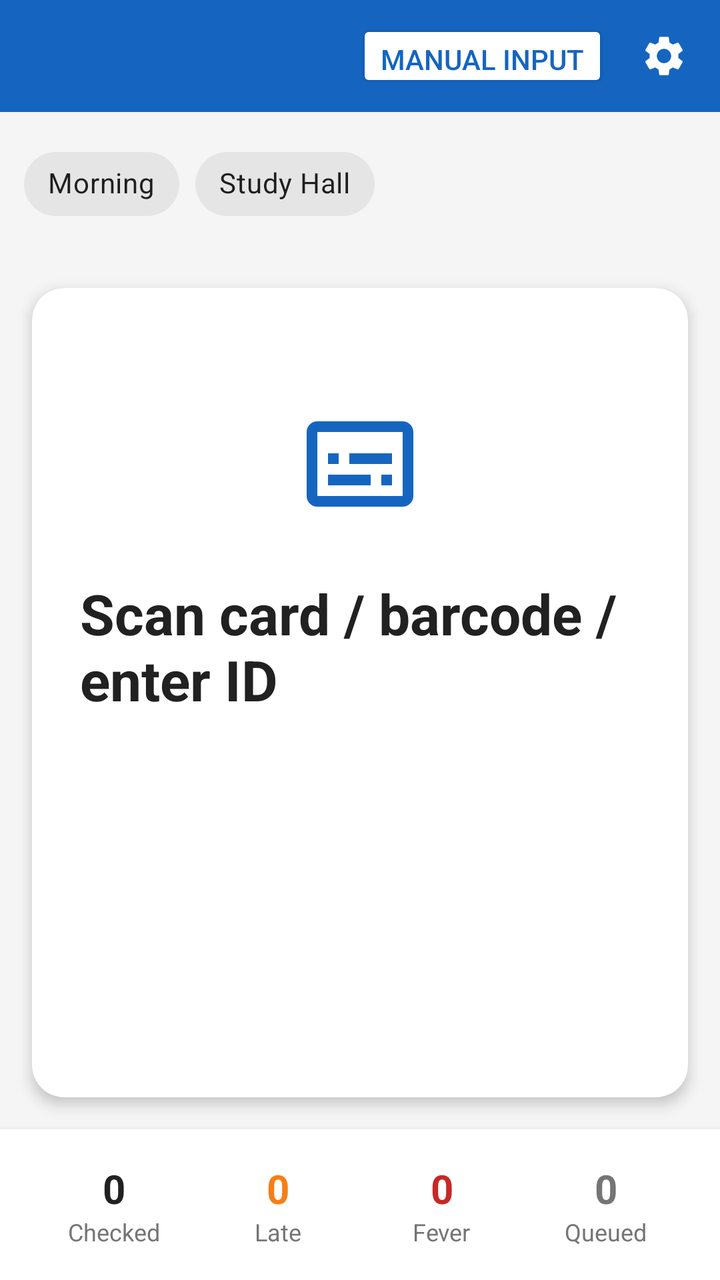
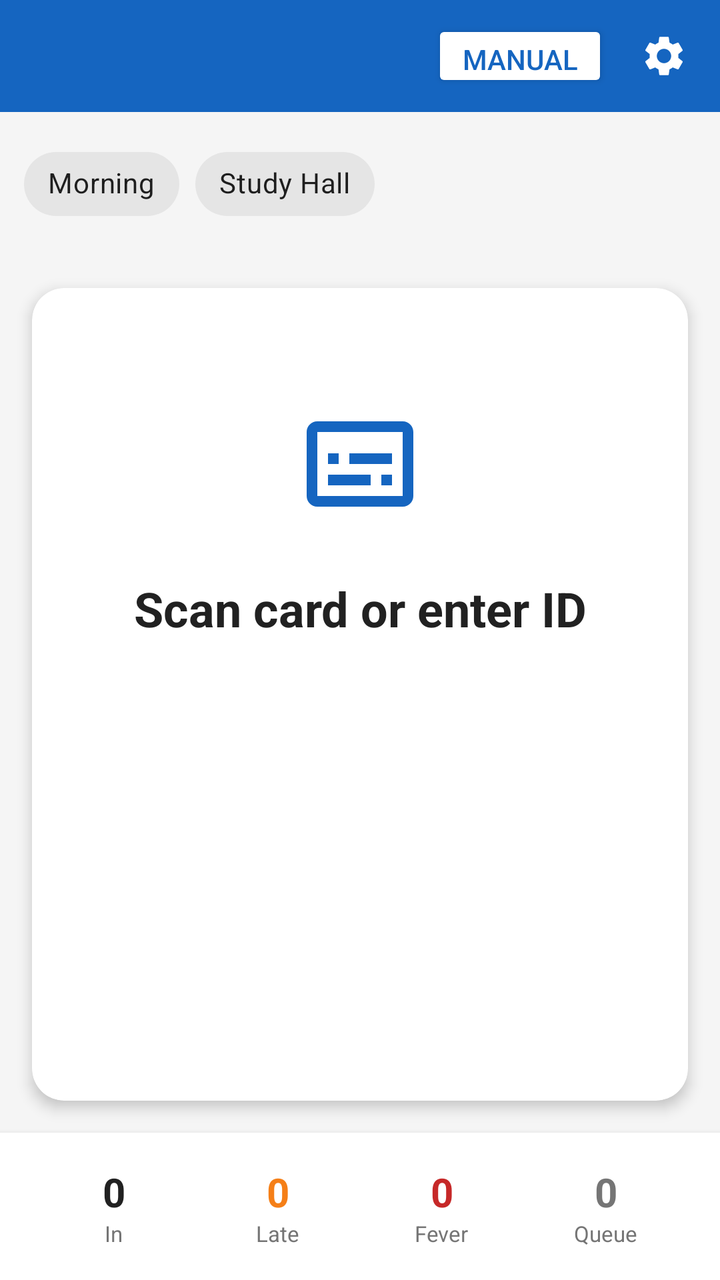

An Android layout rendered at two revisions. The XML below is the earlier revision; the diff shows what the commit changed to produce the second picture.
<!-- AndroidManifest.xml: application theme Theme.DormCheck -->
<!-- res/layout/activity_checkin.xml -->
<?xml version="1.0" encoding="utf-8"?>
<FrameLayout xmlns:android="http://schemas.android.com/apk/res/android"
    xmlns:app="http://schemas.android.com/apk/res-auto"
    android:layout_width="match_parent"
    android:layout_height="match_parent">

<LinearLayout
    android:id="@+id/main_content"
    android:layout_width="match_parent"
    android:layout_height="match_parent"
    android:background="@color/background"
    android:orientation="vertical">

    
    <LinearLayout
        android:layout_width="match_parent"
        android:layout_height="56dp"
        android:background="@color/primary"
        android:gravity="center_vertical"
        android:orientation="horizontal"
        android:paddingStart="16dp"
        android:paddingEnd="8dp">

        <TextView
            android:id="@+id/text_device_name"
            android:layout_width="0dp"
            android:layout_height="wrap_content"
            android:layout_weight="1"
            android:textColor="@color/white"
            android:textSize="16sp" />

        <Button
            android:id="@+id/btn_manual_input"
            android:layout_width="wrap_content"
            android:layout_height="36dp"
            android:text="@string/manual_input"
            android:textSize="14sp"
            android:layout_marginEnd="8dp"
            android:backgroundTint="@color/white"
            android:textColor="@color/primary" />

        <ImageButton
            android:id="@+id/btn_settings"
            android:layout_width="40dp"
            android:layout_height="40dp"
            android:background="?attr/selectableItemBackgroundBorderless"
            android:src="@drawable/ic_settings"
            android:contentDescription="@string/settings"
            app:tint="@color/white" />

    </LinearLayout>

    
    <EditText
        android:id="@+id/edit_barcode"
        android:layout_width="0dp"
        android:layout_height="0dp"
        android:inputType="number"
        android:imeOptions="actionDone"
        android:importantForAutofill="no" />

    
    <com.google.android.material.chip.ChipGroup
        android:id="@+id/chip_group_check_type"
        android:layout_width="match_parent"
        android:layout_height="wrap_content"
        android:padding="12dp"
        app:singleSelection="true"
        app:selectionRequired="true">

        <com.google.android.material.chip.Chip
            android:id="@+id/chip_morning"
            style="@style/Widget.MaterialComponents.Chip.Choice"
            android:layout_width="wrap_content"
            android:layout_height="wrap_content"
            android:text="@string/check_type_morning" />

        <com.google.android.material.chip.Chip
            android:id="@+id/chip_studyhall"
            style="@style/Widget.MaterialComponents.Chip.Choice"
            android:layout_width="wrap_content"
            android:layout_height="wrap_content"
            android:text="@string/check_type_studyhall" />

    </com.google.android.material.chip.ChipGroup>

    
    <androidx.cardview.widget.CardView
        android:id="@+id/card_result"
        android:layout_width="match_parent"
        android:layout_height="0dp"
        android:layout_weight="1"
        android:layout_margin="16dp"
        app:cardCornerRadius="16dp"
        app:cardElevation="4dp">

        <RelativeLayout
            android:layout_width="match_parent"
            android:layout_height="match_parent"
            android:padding="24dp">

            <ImageView
                android:id="@+id/icon_status"
                android:layout_width="64dp"
                android:layout_height="64dp"
                android:layout_centerHorizontal="true"
                android:layout_marginTop="32dp"
                android:src="@drawable/ic_card_scan"
                android:contentDescription="Status" />

            <TextView
                android:id="@+id/text_status"
                style="@style/BigStatusText"
                android:layout_width="wrap_content"
                android:layout_height="wrap_content"
                android:layout_below="@id/icon_status"
                android:layout_centerHorizontal="true"
                android:layout_marginTop="24dp"
                android:text="@string/checkin_ready" />

            <TextView
                android:id="@+id/text_student_name"
                style="@style/StudentNameText"
                android:layout_width="wrap_content"
                android:layout_height="wrap_content"
                android:layout_below="@id/text_status"
                android:layout_centerHorizontal="true"
                android:layout_marginTop="16dp" />

            <TextView
                android:id="@+id/text_student_info"
                style="@style/TemperatureText"
                android:layout_width="wrap_content"
                android:layout_height="wrap_content"
                android:layout_below="@id/text_student_name"
                android:layout_centerHorizontal="true"
                android:layout_marginTop="8dp" />

            <ProgressBar
                android:id="@+id/progress_checkin"
                android:layout_width="48dp"
                android:layout_height="48dp"
                android:layout_centerInParent="true"
                android:visibility="gone" />

        </RelativeLayout>

    </androidx.cardview.widget.CardView>

    
    <LinearLayout
        android:layout_width="match_parent"
        android:layout_height="wrap_content"
        android:orientation="horizontal"
        android:padding="16dp"
        android:background="@color/card_background"
        android:elevation="4dp">

        <LinearLayout
            android:layout_width="0dp"
            android:layout_height="wrap_content"
            android:layout_weight="1"
            android:gravity="center"
            android:orientation="vertical">

            <TextView
                android:id="@+id/text_stat_checked"
                style="@style/StatValue"
                android:layout_width="wrap_content"
                android:layout_height="wrap_content"
                android:text="0" />

            <TextView
                style="@style/StatLabel"
                android:layout_width="wrap_content"
                android:layout_height="wrap_content"
                android:text="@string/stats_checked" />

        </LinearLayout>

        <LinearLayout
            android:layout_width="0dp"
            android:layout_height="wrap_content"
            android:layout_weight="1"
            android:gravity="center"
            android:orientation="vertical">

            <TextView
                android:id="@+id/text_stat_late"
                style="@style/StatValue"
                android:layout_width="wrap_content"
                android:layout_height="wrap_content"
                android:text="0"
                android:textColor="@color/warning" />

            <TextView
                style="@style/StatLabel"
                android:layout_width="wrap_content"
                android:layout_height="wrap_content"
                android:text="@string/stats_late" />

        </LinearLayout>

        <LinearLayout
            android:layout_width="0dp"
            android:layout_height="wrap_content"
            android:layout_weight="1"
            android:gravity="center"
            android:orientation="vertical">

            <TextView
                android:id="@+id/text_stat_fever"
                style="@style/StatValue"
                android:layout_width="wrap_content"
                android:layout_height="wrap_content"
                android:text="0"
                android:textColor="@color/error" />

            <TextView
                style="@style/StatLabel"
                android:layout_width="wrap_content"
                android:layout_height="wrap_content"
                android:text="@string/stats_fever" />

        </LinearLayout>

        <LinearLayout
            android:layout_width="0dp"
            android:layout_height="wrap_content"
            android:layout_weight="1"
            android:gravity="center"
            android:orientation="vertical">

            <TextView
                android:id="@+id/text_stat_queued"
                style="@style/StatValue"
                android:layout_width="wrap_content"
                android:layout_height="wrap_content"
                android:text="0"
                android:textColor="@color/text_secondary" />

            <TextView
                style="@style/StatLabel"
                android:layout_width="wrap_content"
                android:layout_height="wrap_content"
                android:text="@string/stats_queued" />

        </LinearLayout>

        <com.google.android.material.button.MaterialButton
            android:id="@+id/btn_sync"
            style="@style/Widget.MaterialComponents.Button.TextButton"
            android:layout_width="wrap_content"
            android:layout_height="wrap_content"
            android:text="@string/sync_now"
            android:visibility="gone" />

    </LinearLayout>

</LinearLayout>

    
    <LinearLayout
        android:id="@+id/overlay_temperature"
        android:layout_width="match_parent"
        android:layout_height="match_parent"
        android:orientation="vertical"
        android:background="@color/card_background"
        android:visibility="gone"
        android:clickable="true"
        android:elevation="8dp">

        
        <LinearLayout
            android:layout_width="match_parent"
            android:layout_height="wrap_content"
            android:orientation="vertical"
            android:background="@color/primary"
            android:padding="16dp"
            android:gravity="center">

            <TextView
                android:id="@+id/text_temp_student_name"
                android:layout_width="match_parent"
                android:layout_height="wrap_content"
                android:textSize="24sp"
                android:textStyle="bold"
                android:textColor="@color/white"
                android:gravity="center" />

            <TextView
                android:id="@+id/text_temp_student_id"
                android:layout_width="match_parent"
                android:layout_height="wrap_content"
                android:textSize="14sp"
                android:fontFamily="monospace"
                android:textColor="#B3FFFFFF"
                android:gravity="center"
                android:visibility="gone" />

        </LinearLayout>

        
        <LinearLayout
            android:id="@+id/layout_temp_reading"
            android:layout_width="match_parent"
            android:layout_height="0dp"
            android:layout_weight="1"
            android:orientation="vertical"
            android:gravity="center"
            android:padding="24dp">

            <TextView
                android:id="@+id/text_temp_status"
                android:layout_width="wrap_content"
                android:layout_height="wrap_content"
                android:text="Measuring…"
                android:textSize="18sp"
                android:textColor="@color/text_secondary"
                android:layout_marginBottom="16dp" />

            <LinearLayout
                android:layout_width="wrap_content"
                android:layout_height="wrap_content"
                android:orientation="horizontal"
                android:gravity="center_vertical">

                <TextView
                    android:id="@+id/text_temp_display"
                    android:layout_width="wrap_content"
                    android:layout_height="wrap_content"
                    android:minWidth="180dp"
                    android:textSize="72sp"
                    android:fontFamily="monospace"
                    android:textStyle="bold"
                    android:textColor="@color/text_secondary"
                    android:gravity="center"
                    android:text="--.-" />

                <TextView
                    android:layout_width="wrap_content"
                    android:layout_height="wrap_content"
                    android:text="°C"
                    android:textSize="28sp"
                    android:textColor="@color/text_secondary"
                    android:layout_gravity="top"
                    android:layout_marginStart="4dp"
                    android:layout_marginTop="12dp" />

            </LinearLayout>

            <TextView
                android:id="@+id/text_temp_hint"
                android:layout_width="wrap_content"
                android:layout_height="wrap_content"
                android:text="Point thermometer at forehead"
                android:textSize="14sp"
                android:textColor="@color/text_secondary"
                android:layout_marginTop="16dp" />

        </LinearLayout>

        
        <GridLayout
            android:id="@+id/grid_numpad"
            android:layout_width="match_parent"
            android:layout_height="wrap_content"
            android:paddingStart="16dp"
            android:paddingEnd="16dp"
            android:columnCount="3"
            android:rowCount="4"
            android:visibility="gone">

            <com.google.android.material.button.MaterialButton
                android:id="@+id/btn_num_1"
                style="@style/NumpadButton"
                android:text="1" />

            <com.google.android.material.button.MaterialButton
                android:id="@+id/btn_num_2"
                style="@style/NumpadButton"
                android:text="2" />

            <com.google.android.material.button.MaterialButton
                android:id="@+id/btn_num_3"
                style="@style/NumpadButton"
                android:text="3" />

            <com.google.android.material.button.MaterialButton
                android:id="@+id/btn_num_4"
                style="@style/NumpadButton"
                android:text="4" />

            <com.google.android.material.button.MaterialButton
                android:id="@+id/btn_num_5"
                style="@style/NumpadButton"
                android:text="5" />

            <com.google.android.material.button.MaterialButton
                android:id="@+id/btn_num_6"
                style="@style/NumpadButton"
                android:text="6" />

            <com.google.android.material.button.MaterialButton
                android:id="@+id/btn_num_7"
                style="@style/NumpadButton"
                android:text="7" />

            <com.google.android.material.button.MaterialButton
                android:id="@+id/btn_num_8"
                style="@style/NumpadButton"
                android:text="8" />

            <com.google.android.material.button.MaterialButton
                android:id="@+id/btn_num_9"
                style="@style/NumpadButton"
                android:text="9" />

            <com.google.android.material.button.MaterialButton
                android:id="@+id/btn_num_dot"
                style="@style/NumpadButton"
                android:text="." />

            <com.google.android.material.button.MaterialButton
                android:id="@+id/btn_num_0"
                style="@style/NumpadButton"
                android:text="0" />

            <com.google.android.material.button.MaterialButton
                android:id="@+id/btn_num_back"
                style="@style/NumpadButton"
                android:text="⌫" />

        </GridLayout>

        
        <LinearLayout
            android:layout_width="match_parent"
            android:layout_height="wrap_content"
            android:orientation="horizontal"
            android:padding="12dp">

            <com.google.android.material.button.MaterialButton
                android:id="@+id/btn_temp_cancel"
                style="@style/Widget.MaterialComponents.Button.OutlinedButton"
                android:layout_width="0dp"
                android:layout_height="52dp"
                android:layout_weight="1"
                android:text="@string/cancel"
                android:textSize="16sp"
                android:textColor="@color/text_secondary"
                android:layout_marginEnd="6dp"
                android:insetTop="0dp"
                android:insetBottom="0dp"
                app:cornerRadius="12dp"
                app:strokeColor="@color/divider" />

            <com.google.android.material.button.MaterialButton
                android:id="@+id/btn_temp_manual"
                style="@style/Widget.MaterialComponents.Button.OutlinedButton"
                android:layout_width="0dp"
                android:layout_height="52dp"
                android:layout_weight="1"
                android:text="Manual"
                android:textSize="16sp"
                android:textColor="@color/primary"
                android:layout_marginStart="6dp"
                android:layout_marginEnd="6dp"
                android:insetTop="0dp"
                android:insetBottom="0dp"
                app:cornerRadius="12dp"
                app:strokeColor="@color/primary" />

            <com.google.android.material.button.MaterialButton
                android:id="@+id/btn_temp_confirm"
                android:layout_width="0dp"
                android:layout_height="52dp"
                android:layout_weight="1"
                android:text="@string/confirm"
                android:textSize="16sp"
                android:textStyle="bold"
                android:layout_marginStart="6dp"
                android:insetTop="0dp"
                android:insetBottom="0dp"
                app:cornerRadius="12dp"
                app:backgroundTint="@color/primary"
                android:textColor="@color/white" />

        </LinearLayout>

    </LinearLayout>

</FrameLayout>
<!-- resources referenced by this layout -->
<resources>
  <color name="background">#F5F5F5</color>
  <color name="card_background">#FFFFFF</color>
  <color name="divider">#BDBDBD</color>
  <color name="error">#C62828</color>
  <color name="primary">#1565C0</color>
  <color name="text_secondary">#757575</color>
  <color name="warning">#F57F17</color>
  <color name="white">#FFFFFF</color>
  <!-- drawable ic_card_scan (drawable) -->
  <vector xmlns:android="http://schemas.android.com/apk/res/android"
      android:width="64dp"
      android:height="64dp"
      android:viewportWidth="24"
      android:viewportHeight="24">
      <path
          android:fillColor="#1565C0"
          android:pathData="M20,4H4C2.89,4 2,4.89 2,6V18C2,19.11 2.89,20 4,20H20C21.11,20 22,19.11 22,18V6C22,4.89 21.11,4 20,4ZM20,18H4V6H20V18ZM6,10H8V12H6V10ZM6,14H14V16H6V14ZM16,14H18V16H16V14ZM10,10H18V12H10V10Z" />
  </vector>
  <string name="cancel">Cancel</string>
  <string name="check_type_morning">Morning</string>
  <string name="check_type_studyhall">Study Hall</string>
  <string name="checkin_ready">Scan card / barcode / enter ID</string>
  <string name="confirm">Confirm</string>
  <string name="manual_input">Manual Input</string>
  <string name="settings">Settings</string>
  <string name="stats_checked">Checked</string>
  <string name="stats_fever">Fever</string>
  <string name="stats_late">Late</string>
  <string name="stats_queued">Queued</string>
  <string name="sync_now">Sync Now</string>
  <style name="BigStatusText">
          <item name="android:textSize">28sp</item>
          <item name="android:textStyle">bold</item>
          <item name="android:textColor">@color/text_primary</item>
      </style>
  <style name="NumpadButton" parent="Widget.MaterialComponents.Button.OutlinedButton">
          <item name="android:layout_width">0dp</item>
          <item name="android:layout_height">52dp</item>
          <item name="android:layout_columnWeight">1</item>
          <item name="android:layout_margin">3dp</item>
          <item name="android:textSize">22sp</item>
          <item name="android:textColor">@color/text_primary</item>
          <item name="cornerRadius">12dp</item>
          <item name="strokeColor">@color/divider</item>
          <item name="android:insetTop">0dp</item>
          <item name="android:insetBottom">0dp</item>
          <item name="backgroundTint">@color/card_background</item>
      </style>
  <style name="StatLabel">
          <item name="android:textSize">12sp</item>
          <item name="android:textColor">@color/text_secondary</item>
      </style>
  <style name="StatValue">
          <item name="android:textSize">20sp</item>
          <item name="android:textStyle">bold</item>
          <item name="android:textColor">@color/text_primary</item>
      </style>
  <style name="StudentNameText">
          <item name="android:textSize">36sp</item>
          <item name="android:textStyle">bold</item>
          <item name="android:textColor">@color/text_primary</item>
      </style>
  <style name="TemperatureText">
          <item name="android:textSize">24sp</item>
          <item name="android:textColor">@color/text_secondary</item>
      </style>
  <style name="Theme.DormCheck" parent="Theme.MaterialComponents.Light.NoActionBar">
          <item name="colorPrimary">@color/primary</item>
          <item name="colorPrimaryDark">@color/primary_dark</item>
          <item name="colorAccent">@color/accent</item>
          <item name="android:statusBarColor">@color/status_bar</item>
          <item name="android:windowBackground">@color/background</item>
      </style>
  <color name="text_primary">#212121</color>
  <color name="primary_dark">#0D47A1</color>
  <color name="accent">#FF6F00</color>
  <color name="status_bar">#0D47A1</color>
</resources>

<!-- the commit's change to res/layout/activity_checkin.xml (unified diff, before → after) -->
@@ -111,21 +111,27 @@
             <TextView
                 android:id="@+id/text_status"
                 style="@style/BigStatusText"
-                android:layout_width="wrap_content"
+                android:layout_width="match_parent"
                 android:layout_height="wrap_content"
                 android:layout_below="@id/icon_status"
                 android:layout_centerHorizontal="true"
                 android:layout_marginTop="24dp"
+                android:gravity="center"
+                android:maxLines="2"
+                android:ellipsize="end"
                 android:text="@string/checkin_ready" />
 
             <TextView
                 android:id="@+id/text_student_name"
                 style="@style/StudentNameText"
-                android:layout_width="wrap_content"
+                android:layout_width="match_parent"
                 android:layout_height="wrap_content"
                 android:layout_below="@id/text_status"
                 android:layout_centerHorizontal="true"
-                android:layout_marginTop="16dp" />
+                android:layout_marginTop="16dp"
+                android:gravity="center"
+                android:maxLines="2"
+                android:ellipsize="end" />
 
             <TextView
                 android:id="@+id/text_student_info"
<!-- resource entries referenced after the edit -->
@@ -21,17 +21,17 @@
   <string name="cancel">Cancel</string>
   <string name="check_type_morning">Morning</string>
   <string name="check_type_studyhall">Study Hall</string>
-  <string name="checkin_ready">Scan card / barcode / enter ID</string>
+  <string name="checkin_ready">Scan card or enter ID</string>
   <string name="confirm">Confirm</string>
-  <string name="manual_input">Manual Input</string>
+  <string name="manual_input">Manual</string>
   <string name="settings">Settings</string>
-  <string name="stats_checked">Checked</string>
+  <string name="stats_checked">In</string>
   <string name="stats_fever">Fever</string>
   <string name="stats_late">Late</string>
-  <string name="stats_queued">Queued</string>
+  <string name="stats_queued">Queue</string>
   <string name="sync_now">Sync Now</string>
   <style name="BigStatusText">
-          <item name="android:textSize">28sp</item>
+          <item name="android:textSize">24sp</item>
           <item name="android:textStyle">bold</item>
           <item name="android:textColor">@color/text_primary</item>
       </style>
@@ -49,8 +49,10 @@
           <item name="backgroundTint">@color/card_background</item>
       </style>
   <style name="StatLabel">
-          <item name="android:textSize">12sp</item>
+          <item name="android:textSize">11sp</item>
           <item name="android:textColor">@color/text_secondary</item>
+          <item name="android:maxLines">1</item>
+          <item name="android:ellipsize">end</item>
       </style>
   <style name="StatValue">
           <item name="android:textSize">20sp</item>
